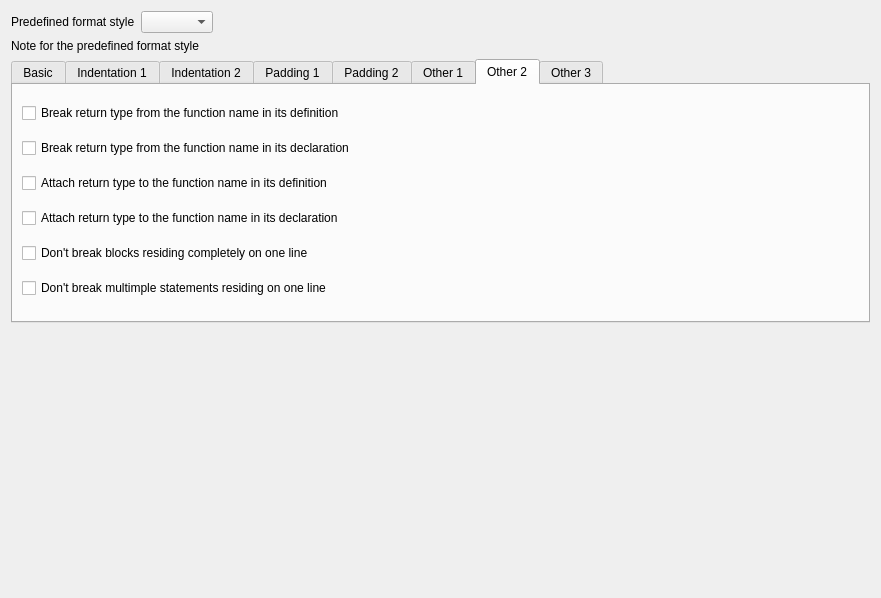
royqh1979/RedPanda-CPP, file RedPandaIDE/settingsdialog/formattergeneralwidget.ui: the form before one commit.
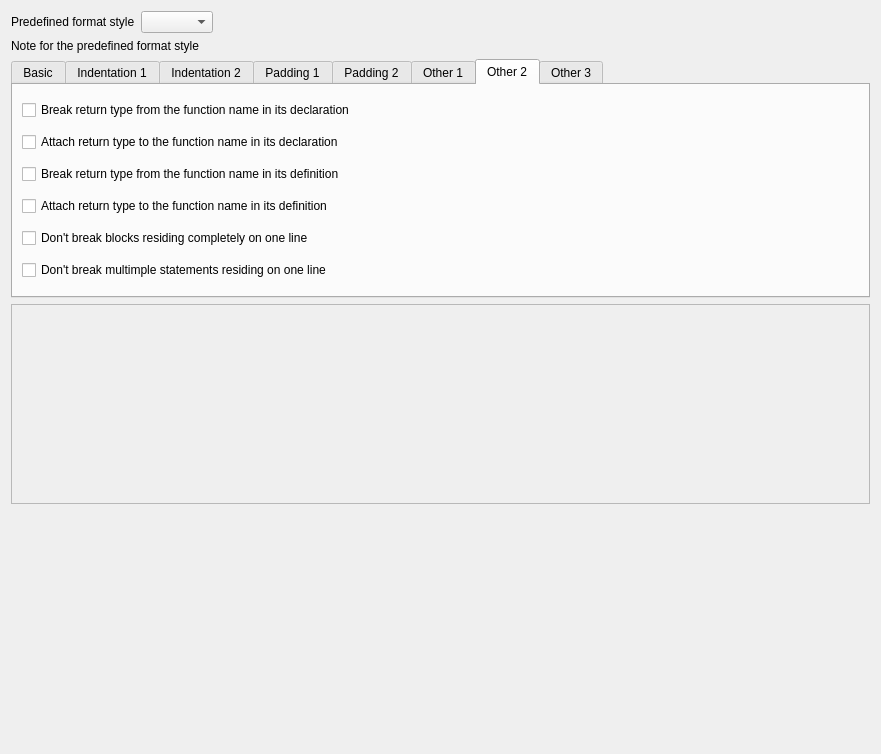
The form after the commit. The open tabs and pages were chosen to show the change. Custom widgets are drawn as their Qt base class.

Commit message: - feature: code reformatter setting dialog

```diff
--- a/RedPandaIDE/settingsdialog/formattergeneralwidget.ui
+++ b/RedPandaIDE/settingsdialog/formattergeneralwidget.ui
@@ -7,7 +7,7 @@
     <x>0</x>
     <y>0</y>
     <width>881</width>
-    <height>598</height>
+    <height>754</height>
    </rect>
   </property>
   <property name="windowTitle">
@@ -680,48 +680,48 @@
        <string>Other 2</string>
       </attribute>
       <layout class="QGridLayout" name="gridLayout_6">
-       <item row="3" column="0">
-        <widget class="QCheckBox" name="chkAttachReturnTypeDecl">
-         <property name="text">
-          <string>Attach return type to the function name in its declaration</string>
-         </property>
-        </widget>
-       </item>
-       <item row="1" column="0">
-        <widget class="QCheckBox" name="chkBreakReturnTypeDecl">
-         <property name="text">
-          <string>Break return type from the function name in its declaration</string>
-         </property>
-        </widget>
-       </item>
-       <item row="0" column="0">
+       <item row="2" column="0">
         <widget class="QCheckBox" name="chkBreakReturnType">
          <property name="text">
           <string>Break return type from the function name in its definition</string>
          </property>
         </widget>
        </item>
-       <item row="2" column="0">
-        <widget class="QCheckBox" name="chkAttachReturnType">
-         <property name="text">
-          <string>Attach return type to the function name in its definition</string>
-         </property>
-        </widget>
-       </item>
-       <item row="4" column="0">
+       <item row="6" column="0">
         <widget class="QCheckBox" name="chkKeepOneLineBlocks">
          <property name="text">
           <string>Don't break blocks residing completely on one line</string>
          </property>
         </widget>
        </item>
-       <item row="5" column="0">
+       <item row="4" column="0">
+        <widget class="QCheckBox" name="chkAttachReturnType">
+         <property name="text">
+          <string>Attach return type to the function name in its definition</string>
+         </property>
+        </widget>
+       </item>
+       <item row="7" column="0">
         <widget class="QCheckBox" name="chkKeepOneLineStatements">
          <property name="text">
           <string>Don't break multimple statements residing on one line</string>
          </property>
         </widget>
        </item>
+       <item row="0" column="0">
+        <widget class="QCheckBox" name="chkBreakReturnTypeDecl">
+         <property name="text">
+          <string>Break return type from the function name in its declaration</string>
+         </property>
+        </widget>
+       </item>
+       <item row="1" column="0">
+        <widget class="QCheckBox" name="chkAttachReturnTypeDecl">
+         <property name="text">
+          <string>Attach return type to the function name in its declaration</string>
+         </property>
+        </widget>
+       </item>
       </layout>
      </widget>
      <widget class="QWidget" name="tab_8">
@@ -821,6 +821,22 @@
      </widget>
     </widget>
    </item>
+   <item>
+    <widget class="Editor" name="frame">
+     <property name="minimumSize">
+      <size>
+       <width>0</width>
+       <height>200</height>
+      </size>
+     </property>
+     <property name="frameShape">
+      <enum>QFrame::StyledPanel</enum>
+     </property>
+     <property name="frameShadow">
+      <enum>QFrame::Raised</enum>
+     </property>
+    </widget>
+   </item>
    <item>
     <spacer name="verticalSpacer_4">
      <property name="orientation">
@@ -839,6 +855,14 @@
    </item>
   </layout>
  </widget>
+ <customwidgets>
+  <customwidget>
+   <class>Editor</class>
+   <extends>QFrame</extends>
+   <header location="global">editor.h</header>
+   <container>1</container>
+  </customwidget>
+ </customwidgets>
  <resources/>
  <connections/>
 </ui>
```
Left out of the diff: 82 changed lines with no effect on the pictures. The commit also changes 6 other files.
